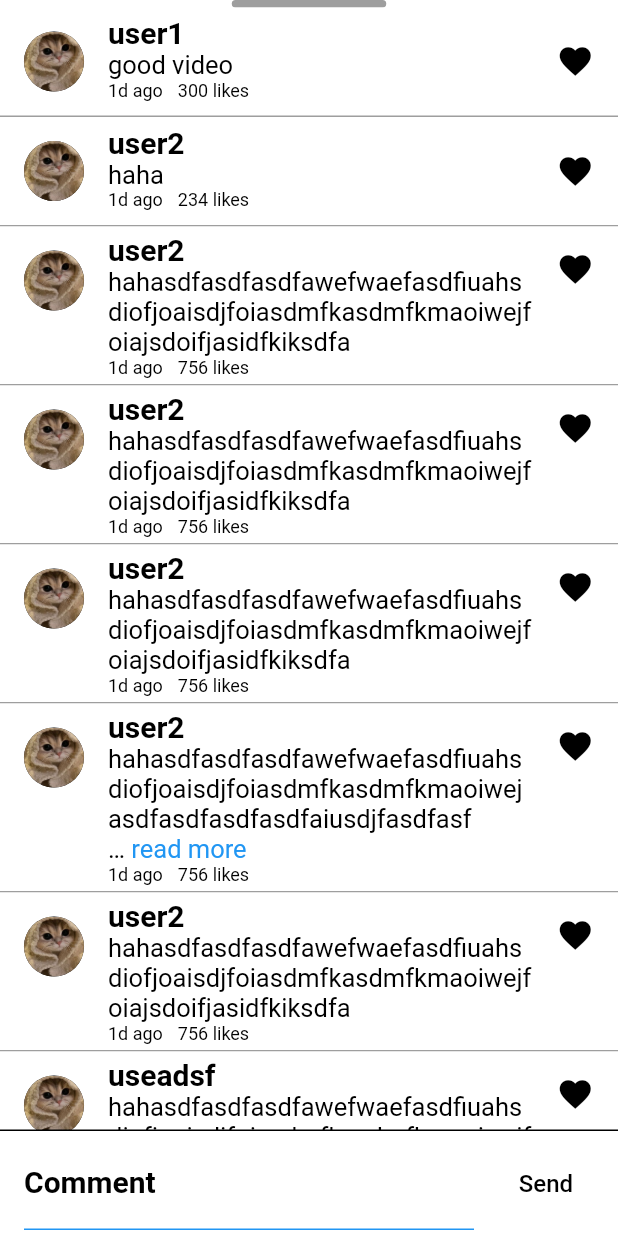
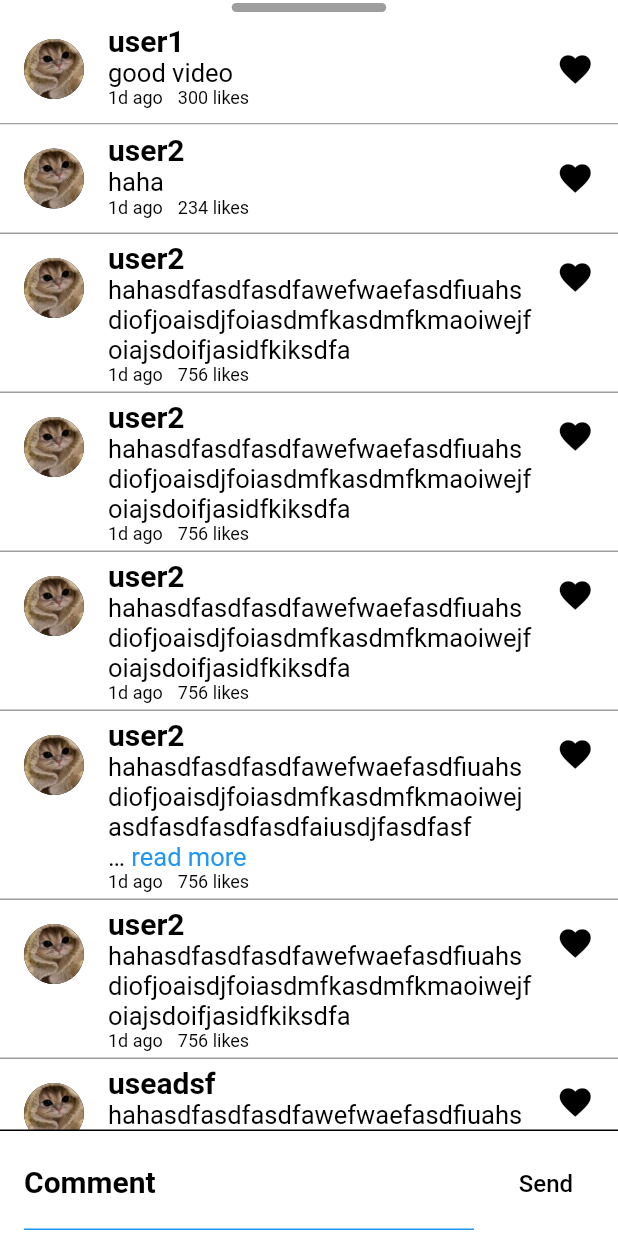
Before and after one commit to Dcode-D/GiaoTiepNguoiMay, a Flutter app: the commentPage screen opened directly, on a phone screen of 412 x 824 dp. Run offline on Flutter 3.47's test engine with Material 2 defaults, Android fonts, the phone set to English and light mode, and no system bars; drawn by our look-alikes of readmore; our stand-ins replace cached_network_image, event_bus, flutter_smart_dialog, marquee, share_plus and 2 more; missing offline and left inert: dart:ffi; network calls fail.

```diff
--- a/lib/pages/commentpage.dart
+++ b/lib/pages/commentpage.dart
@@ -28,13 +28,14 @@ class commentPage extends StatelessWidget{
           child: Column(
             children: [
               Container(
+                height:10,
                 decoration:BoxDecoration(color: Colors.white),
                   child:
                   Align(
-                      alignment: Alignment.topCenter,
+                      alignment: Alignment.center,
                       child:
                       SizedBox(
-                        width: size.width/4,height: 5,child:
+                        width: size.width/4,height: 6,child:
                       Container(
                         decoration: BoxDecoration(borderRadius: BorderRadius.circular(3),
                             color: Colors.grey),
```
